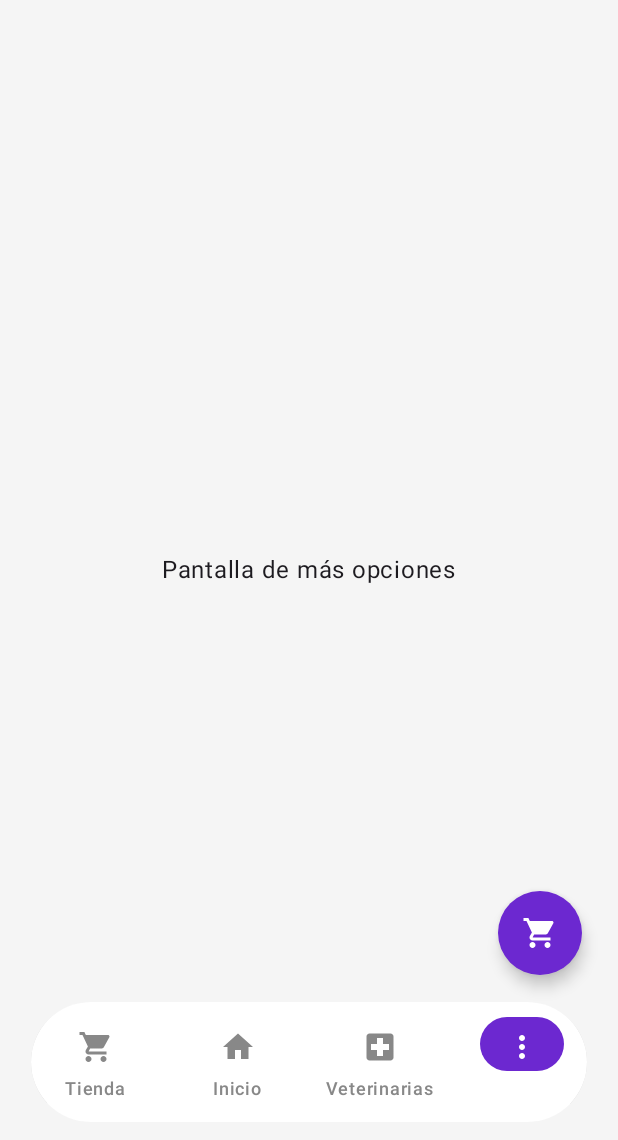
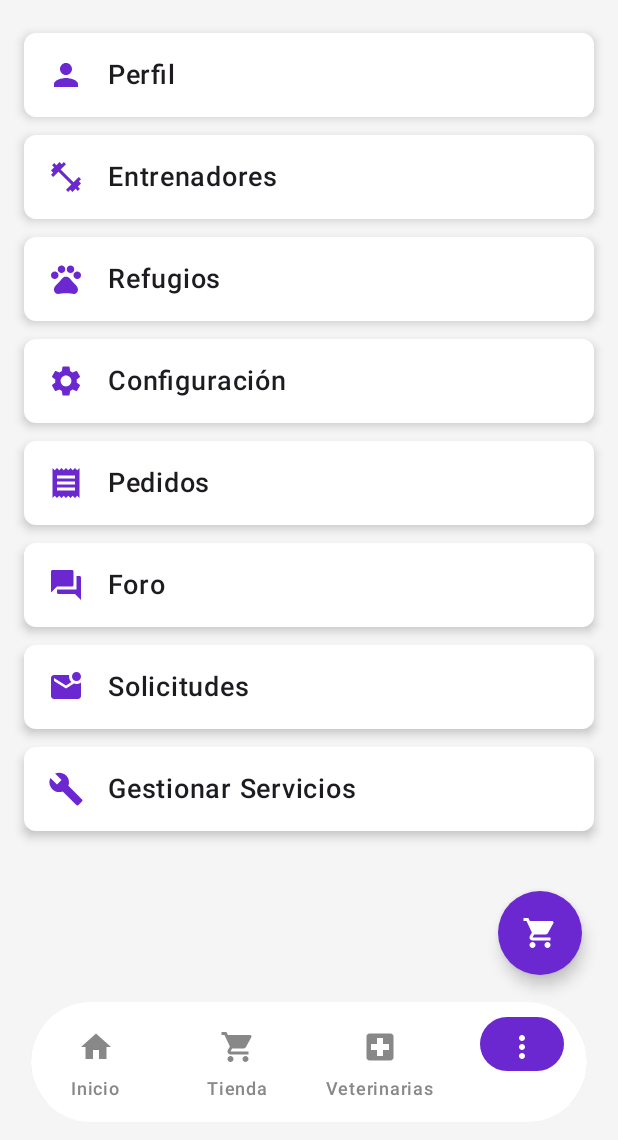
Before and after one commit to Duvan0417/PetPedia_Android, an Android app built with Jetpack Compose: the composable PetApp shown on its own in the app's theme, item 4 of the bottom bar chosen, on a phone screen of 412 x 824 dp, the part 96-1236 px from its top. Run offline under Robolectric (Android 15) with nearby library versions, the phone set to English and light mode, and no system bars.

Commit message:
mas opciones

```diff
--- a/app/src/main/java/com/example/primerproyecto/MainActivity.kt
+++ b/app/src/main/java/com/example/primerproyecto/MainActivity.kt
@@ -105,8 +105,8 @@ fun PetApp() {
                     .background(MaterialTheme.colorScheme.background)
             ) {
                 when (selectedTab) {
-                    1 -> HomeScreen(searchQuery = "")
-                    0 -> TiendaScreen(
+                    0 -> HomeScreen(searchQuery = "")
+                    1 -> TiendaScreen(
                         carrito = carrito,
                         onAgregar = { producto ->
                             val existente = carrito.find { it.producto == producto }
@@ -144,8 +144,8 @@ fun PetApp() {
                     tonalElevation = 0.dp
                 ) {
                     val tabs = listOf(
+                        TabItem("Inicio", Icons.Default.Home),
                         TabItem("Tienda", Icons.Default.ShoppingCart),
-                        TabItem("Inicio", Icons.Default.Home),
                         TabItem("Veterinarias", Icons.Default.LocalHospital),
                         TabItem("Más", Icons.Default.MoreVert)
                     )
@@ -262,7 +262,44 @@ fun CustomTopBar(
 // ======================= MÁS OPCIONES SCREEN =======================
 @Composable
 fun MasOpcionesScreen() {
-    Box(modifier = Modifier.fillMaxSize(), contentAlignment = Alignment.Center) {
-        Text("Pantalla de más opciones", modifier = Modifier.padding(16.dp))
+    val opciones = listOf(
+        "Perfil" to Icons.Default.Person,
+        "Entrenadores" to Icons.Default.FitnessCenter,
+        "Refugios" to Icons.Default.Pets,
+        "Configuración" to Icons.Default.Settings,
+        "Pedidos" to Icons.Default.Receipt,
+        "Foro" to Icons.Default.Forum,
+        "Solicitudes" to Icons.Default.MarkEmailUnread,
+        "Gestionar Servicios" to Icons.Default.Build
+    )
+
+    Column(
+        modifier = Modifier
+            .fillMaxSize()
+            .background(Color(0xFFF5F5F5))
+            .padding(16.dp),
+        verticalArrangement = Arrangement.Top
+    ) {
+        opciones.forEach { (titulo, icono) ->
+            Card(
+                modifier = Modifier
+                    .fillMaxWidth()
+                    .padding(vertical = 6.dp),
+                shape = RoundedCornerShape(8.dp),
+                elevation = CardDefaults.cardElevation(4.dp),
+                colors = CardDefaults.cardColors(containerColor = Color.White),
+                onClick = { /* Navegar a su pantalla */ }
+            ) {
+                Row(
+                    verticalAlignment = Alignment.CenterVertically,
+                    modifier = Modifier
+                        .padding(16.dp)
+                ) {
+                    Icon(icono, contentDescription = titulo, tint = Color(0xFF6C28D0))
+                    Spacer(modifier = Modifier.width(16.dp))
+                    Text(titulo, fontSize = 18.sp, fontWeight = FontWeight.Medium)
+                }
+            }
+        }
     }
 }
```
